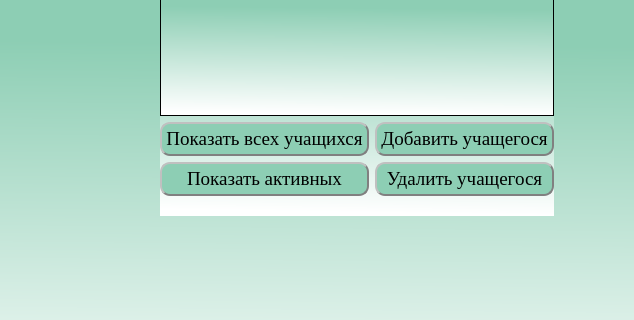
Above: Assistant.ui from BackDad/Diploma_GB before the change; both pictures show x 0 to 634 and y 196 to 516 of the 1360 by 654 pixel window. Below: the same form after it.
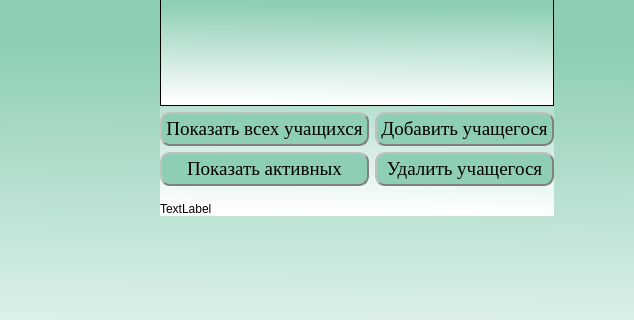
That is the form after the change. Icons and pictures are not drawn.

Commit message: добавлено поле для вывод ошибок в main windiw

Diff of the .ui file:
```diff
--- a/Assistant.ui
+++ b/Assistant.ui
@@ -726,6 +726,16 @@
       </property>
      </spacer>
     </item>
+    <item row="4" column="0">
+     <widget class="QLabel" name="Error_lable">
+      <property name="styleSheet">
+       <string notr="true">background-color: rgba(255, 255, 255, 0);</string>
+      </property>
+      <property name="text">
+       <string>TextLabel</string>
+      </property>
+     </widget>
+    </item>
    </layout>
   </widget>
  </widget>
```
The commit also changes 1 other file.
